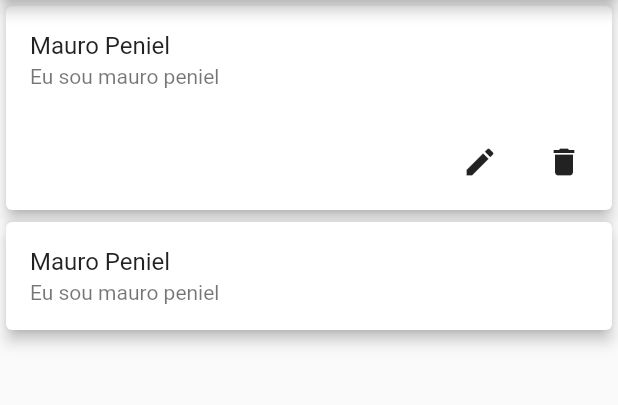
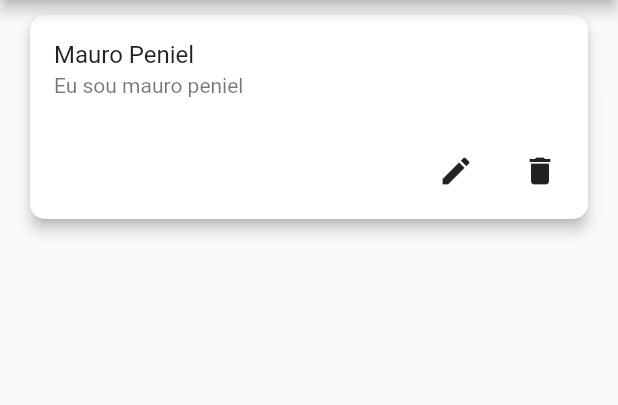
Before and after one commit to restenPiz/Event_app, a Flutter app: the screen it shows after launch, on a phone screen of 412 x 824 dp, the part 84-489 px from its top. Run offline on Flutter 3.47's test engine with Material 2 defaults, Android fonts, the phone set to English and light mode, and no system bars.

Commit message:
Changing some components in my app

```diff
--- a/event_app/lib/screens/index.dart
+++ b/event_app/lib/screens/index.dart
@@ -20,6 +20,10 @@ class index extends StatelessWidget {
             children: [
               Card(
                 elevation: 4,
+                shape: RoundedRectangleBorder(
+                borderRadius: BorderRadius.circular(10.0), // Borda arredondada
+                ),
+                margin: EdgeInsets.symmetric(vertical: 10, horizontal: 20), // Margem
                 child: Column(
                   mainAxisSize: MainAxisSize.max,
                   // ignore: prefer_const_literals_to_create_immutables
@@ -47,19 +51,6 @@ class index extends StatelessWidget {
                   ],
                 ),
               ),
-              Card(
-                elevation: 4,
-                child: Column(
-                  mainAxisSize: MainAxisSize.max,
-                  // ignore: prefer_const_literals_to_create_immutables
-                  children: [
-                    ListTile(
-                      title: Text('Mauro Peniel'),
-                      subtitle: Text('Eu sou mauro peniel'),
-                    ),
-                  ],
-                ),
-              ),
             ],
           ),
         ),
```
